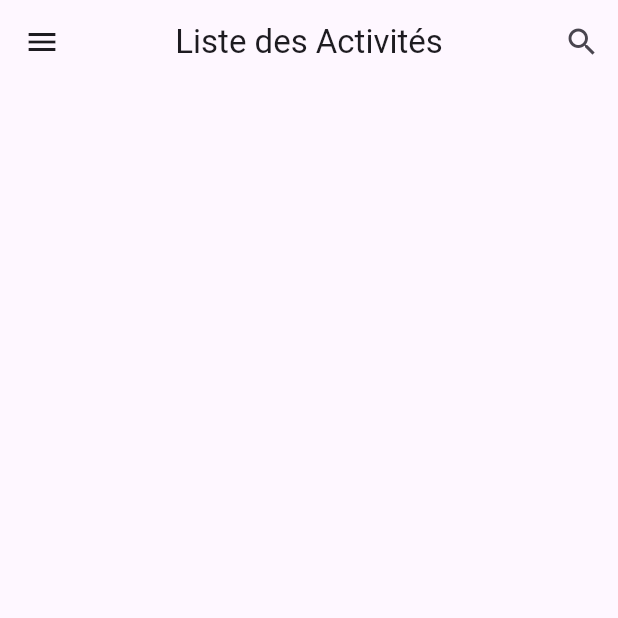
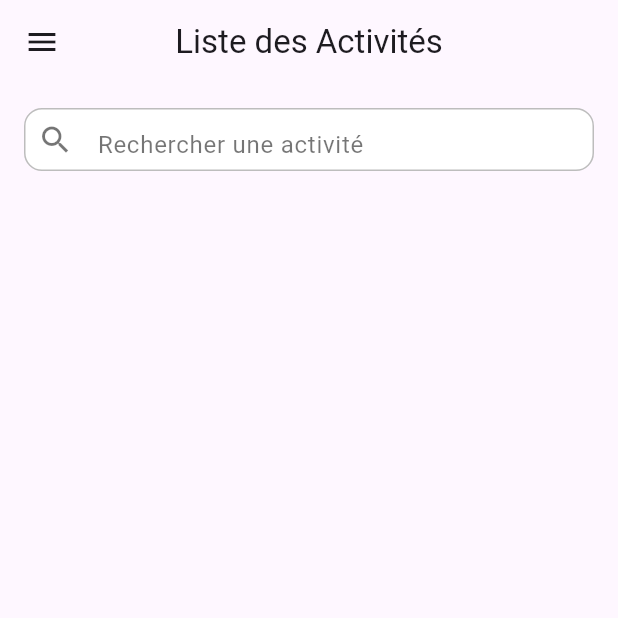
Before and after one commit to Zyphine/ConjuGO, a Flutter app: the ListViewHomeLayout screen opened directly, on a phone screen of 412 x 824 dp, the top half of it. Run offline on Flutter 3.47's test engine with Material 3 defaults, Android fonts, the phone set to English and light mode, and no system bars; our stand-ins replace cloud_firestore, firebase_auth, firebase_core; accounts and stored records are empty.

Commit message:
Search bar sur liste des activités non fonctionnelle

```diff
--- a/lib/list_activity.dart
+++ b/lib/list_activity.dart
@@ -5,6 +5,7 @@ import 'dart:async';
 import 'package:intl/intl.dart';
 import 'package:intl/date_symbol_data_local.dart';
 import 'package:conjugo/drawer_menu.dart';
+import 'package:conjugo/search_widget.dart';
 
 //Création d'une instance de dialogue avec la bdd
 FirebaseFirestore db = FirebaseFirestore.instance;
@@ -137,35 +138,21 @@ class ListViewHome extends State<ListViewHomeLayout> {
 
   //Initialisation de la liste d'activités
   List<Activity> activityList = List.empty(growable: true);
+  String query = '';
+
 
   @override
   Widget build(BuildContext context) {
-    //final spacer = SizedBox(height: 10);
     return Scaffold(
         drawer: DrawerMenu(),
         appBar: AppBar(
           title: const Text('Liste des Activités'),
           centerTitle: true,
-          actions: <Widget>[
-              IconButton(
-              icon : const Icon(Icons.search),
-              onPressed: (){
-                showSearch(
-                  context: context,
-                  delegate: MySearchDelegate(),);
-              },
-              )
-          ],
         ),
 
         body: Center(
             child: Column(children: <Widget>[
-             // spacer,
-              //SearchBar(
-                //leading: Icon(Icons.search),
-                //hintText: 'Rechercher une activité',
-                //backgroundColor: MaterialStateProperty.all(Colors.white),
-              //),
+             buildSearch(),
 
           //Le future builder permet de réaliser l'action en 'future' avant de build la page
           FutureBuilder(
@@ -237,78 +224,24 @@ class ListViewHome extends State<ListViewHomeLayout> {
               })
         ])));
   }
-}
+  Widget buildSearch() => SearchWidget(
+    text: query,
+    hintText: 'Rechercher une activité',
+    onChanged: searchActivity,
+  );
 
-class MySearchDelegate extends SearchDelegate{
-  List<String> searchTerms = [
-    'Visite',
-    'Jeu',
-    'Numérique',
-    'Club',
-    'Restauration',
-    'Sport',
-    'Navettes',
-  ];
-  @override
-  List<Widget> buildActions(BuildContext context) {
-    return[
-      IconButton(
-        icon: const Icon(Icons.clear),
-        onPressed: (){
-          query = '';
-        },
-      ),
-    ];
-  }
+  void searchActivity(String query){
+    final activity = activityList.where((activity){
+      final nameLower = activity.name?.toLowerCase();
+      final descriptionLower = activity.description?.toLowerCase();
+      final searchLower = query.toLowerCase();
 
-  @override
-  Widget buildLeading(BuildContext context) {
-    return IconButton(
-      icon: const Icon(Icons.arrow_back),
-      onPressed: (){
-        close(context, null);
-      },
-    );
-  }
+      return nameLower!.contains(searchLower) || descriptionLower!.contains(searchLower);
+    }).toList();
 
-  @override
-  Widget buildResults(BuildContext context) {
-    List<String> matchQuery = [];
-    for (var activities in searchTerms){
-      if(activities.toLowerCase().contains(query.toLowerCase())){
-        matchQuery.add(activities);
-      }
-    }
-    return ListView.builder(
-      itemCount: matchQuery.length,
-      itemBuilder: (context, index){
-        var result = matchQuery[index];
-        return ListTile(
-          title: Text(result),
-        );
-      },
-    );
-  }
-
-  @override
-  Widget buildSuggestions(BuildContext context) {
-    List<String> matchQuery = [];
-    for (var activities in searchTerms){
-      if(activities.toLowerCase().contains(query.toLowerCase())){
-        matchQuery.add(activities);
-      }
-    }
-    return ListView.builder(
-      itemCount: matchQuery.length,
-      itemBuilder: (context, index){
-        var result = matchQuery[index];
-        return ListTile(
-          title: Text(result),
-          onTap: (){
-            query=result;
-          },
-        );
-      },
-    );
+    setState(() {
+      this.query = query;
+      this.activityList = activity;
+    });
   }
 }
--- /dev/null
+++ b/lib/search_widget.dart
@@ -0,0 +1,61 @@
+import 'package:flutter/material.dart';
+import 'package:conjugo/list_activity.dart';
+
+class SearchWidget extends StatefulWidget{
+  final String text;
+  final ValueChanged<String> onChanged;
+  final String hintText;
+
+  const SearchWidget({
+    Key? key,
+    required this.text,
+    required this.onChanged,
+    required this.hintText,
+  }) : super(key: key);
+
+  @override
+  _SearchWidgetState createState() => _SearchWidgetState();
+}
+
+class _SearchWidgetState extends State<SearchWidget>{
+  final controller = TextEditingController();
+
+  @override
+  Widget build(BuildContext context){
+    final styleActive = TextStyle(color: Colors.black);
+    final styleHint = TextStyle(color: Colors.black54);
+    final style = widget.text.isEmpty ? styleHint : styleActive;
+
+    return Container(
+      height: 42,
+      margin: const EdgeInsets.fromLTRB(16, 16, 16, 16),
+      decoration: BoxDecoration(
+        borderRadius: BorderRadius.circular(12),
+        color: Colors.white,
+        border: Border.all(color: Colors.black26),
+      ),
+      padding: const EdgeInsets.symmetric(horizontal: 8),
+      child: TextField(
+        controller: controller,
+        decoration: InputDecoration(
+          icon: Icon(Icons.search, color: style.color),
+          suffixIcon: widget.text.isNotEmpty
+            ? GestureDetector(
+              child: Icon(Icons.close, color: style.color),
+              onTap: (){
+                controller.clear();
+                widget.onChanged('');
+                FocusScope.of(context).requestFocus(FocusNode());
+              },
+            )
+          : null,
+        hintText: widget.hintText,
+        hintStyle: style,
+        border: InputBorder.none,
+        ),
+        style: style,
+        onChanged: widget.onChanged,
+      ),
+    );
+  }
+}
```
